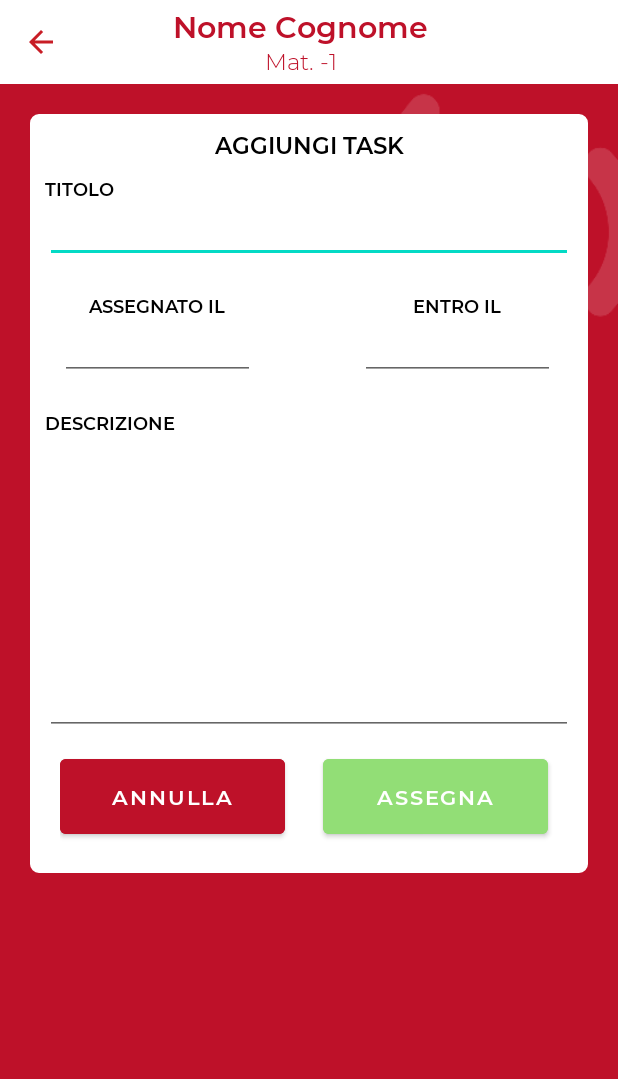
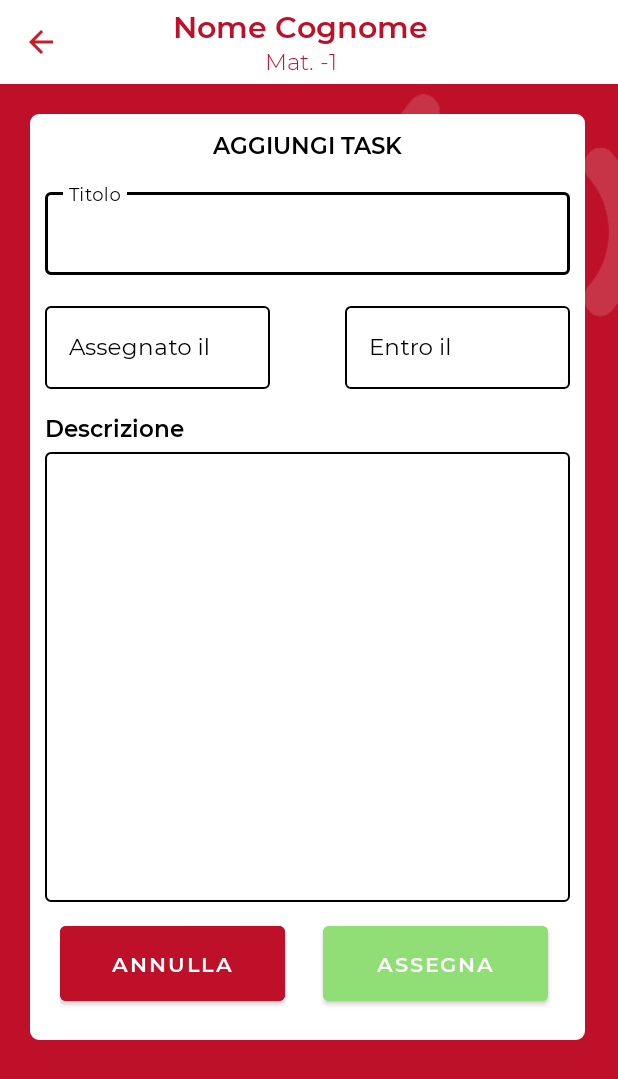
Before and after one commit to davideuez/UniStage, an Android app: the AggiungiTask screen opened directly, with no data from a screen before it, on a phone screen of 412 x 824 dp. Shown: the top 1079 px of the screen. Run offline under Robolectric (Android 15) with nearby library versions, the phone set to English and light mode, and no system bars; our stand-ins replace Firebase (no records; nobody signed in at launch, a user with empty details on screens opened directly); 2 statements that could not run were skipped.

Commit message:
Modifica aggiungi task (stile uguale ad aggiungi tirocinio) + modifica button

```diff
--- a/app/src/main/res/layout/activity_aggiungi_task.xml
+++ b/app/src/main/res/layout/activity_aggiungi_task.xml
@@ -69,124 +69,117 @@
             android:layout_height="match_parent"
             android:orientation="vertical"
             android:padding="20dp">
+
             <LinearLayout
-                android:layout_width="match_parent"
+                android:layout_width="370dp"
                 android:layout_height="wrap_content"
                 android:background="@drawable/rounded_corners"
                 android:orientation="vertical"
                 android:padding="10dp">
-                <TextView
-                    android:layout_width="match_parent"
-                    android:layout_height="wrap_content"
-                    android:layout_gravity="center"
-                    android:gravity="center"
-                    android:textSize="15dp"
-                    android:textColor="@color/colorBlack"
-                    android:text="AGGIUNGI TASK"
-                    android:fontFamily="@font/montserrat_semibold"/>
 
                 <TextView
                     android:layout_width="match_parent"
                     android:layout_height="wrap_content"
                     android:layout_gravity="center"
-                    android:layout_marginTop="10dp"
                     android:fontFamily="@font/montserrat_semibold"
-                    android:text="TITOLO"
+                    android:gravity="center"
+                    android:text="AGGIUNGI TASK"
                     android:textColor="@color/colorBlack"
-                    android:textSize="12dp" />
+                    android:textSize="15dp" />
 
-                <EditText
-                    android:id="@+id/titolo_new_task"
+                <com.google.android.material.textfield.TextInputLayout
+                    style="@style/NewStageInput"
                     android:layout_width="match_parent"
                     android:layout_height="wrap_content"
-                    android:enabled="true"
-                    android:layout_gravity="center"
-                    android:gravity="left"
-                    android:textSize="15dp"
-                    android:textColor="@color/colorBlack"
-                    android:fontFamily="@font/montserrat_regular"/>
+                    android:layout_marginTop="15dp"
+                    android:hint="Titolo"
+                    android:textColorHint="@color/colorBlack"
+                    app:hintTextColor="@color/colorBlack"
+                    app:suffixTextColor="@color/colorBlack">
+
+                    <com.google.android.material.textfield.TextInputEditText
+                        android:id="@+id/titolo_new_task"
+                        android:layout_width="match_parent"
+                        android:layout_height="wrap_content"
+                        android:layout_marginTop="10dp"
+                        android:fontFamily="@font/montserrat_regular"
+                        android:textColor="@color/colorBlack"
+                        android:textSize="15dp" />
+                </com.google.android.material.textfield.TextInputLayout>
 
                 <LinearLayout
                     android:layout_width="match_parent"
                     android:layout_height="wrap_content"
                     android:orientation="horizontal">
 
-                    <LinearLayout
+                    <com.google.android.material.textfield.TextInputLayout
+                        style="@style/NewStageInput"
                         android:layout_width="150dp"
                         android:layout_height="wrap_content"
-                        android:orientation="vertical"
-                        android:padding="10dp">
-                        <TextView
-                            android:layout_width="match_parent"
-                            android:layout_height="wrap_content"
-                            android:layout_gravity="center"
-                            android:layout_marginTop="10dp"
-                            android:fontFamily="@font/montserrat_semibold"
-                            android:gravity="center"
-                            android:text="ASSEGNATO IL"
-                            android:textColor="@color/colorBlack"
-                            android:textSize="12dp" />
+                        android:layout_marginTop="15dp"
+                        android:hint="Assegnato il"
+                        android:textColorHint="@color/colorBlack"
+                        app:hintTextColor="@color/colorBlack">
 
-                        <EditText
+                        <com.google.android.material.textfield.TextInputEditText
                             android:id="@+id/assegnatoIl_new_task"
                             android:layout_width="match_parent"
                             android:layout_height="wrap_content"
-                            android:layout_gravity="center"
-                            android:enabled="true"
+                            android:layout_marginTop="10dp"
                             android:fontFamily="@font/montserrat_regular"
-                            android:gravity="center"
                             android:textColor="@color/colorBlack"
                             android:textSize="15dp" />
-                    </LinearLayout>
-                    <LinearLayout
+                    </com.google.android.material.textfield.TextInputLayout>
+
+                    <com.google.android.material.textfield.TextInputLayout
+                        style="@style/NewStageInput"
                         android:layout_width="150dp"
                         android:layout_height="wrap_content"
-                        android:orientation="vertical"
-                        android:padding="10dp"
-                        android:layout_marginLeft="50dp">
-                        <TextView
-                            android:layout_width="match_parent"
-                            android:layout_height="wrap_content"
-                            android:layout_gravity="center"
-                            android:layout_marginTop="10dp"
-                            android:fontFamily="@font/montserrat_semibold"
-                            android:gravity="center"
-                            android:text="ENTRO IL"
-                            android:textColor="@color/colorBlack"
-                            android:textSize="12dp" />
+                        android:layout_marginLeft="50dp"
+                        android:layout_marginTop="15dp"
+                        android:hint="Entro il"
+                        android:textColorHint="@color/colorBlack"
+                        app:hintTextColor="@color/colorBlack">
 
-                        <EditText
+                        <com.google.android.material.textfield.TextInputEditText
                             android:id="@+id/entroIl_new_task"
                             android:layout_width="match_parent"
                             android:layout_height="wrap_content"
-                            android:layout_gravity="center"
-                            android:enabled="true"
+                            android:layout_marginTop="10dp"
                             android:fontFamily="@font/montserrat_regular"
-                            android:gravity="center"
                             android:textColor="@color/colorBlack"
                             android:textSize="15dp" />
-                    </LinearLayout>
+                    </com.google.android.material.textfield.TextInputLayout>
                 </LinearLayout>
+
                 <TextView
                     android:layout_width="match_parent"
                     android:layout_height="wrap_content"
                     android:layout_gravity="center"
-                    android:layout_marginTop="10dp"
+                    android:layout_marginTop="15dp"
                     android:fontFamily="@font/montserrat_semibold"
-                    android:text="DESCRIZIONE"
+                    android:gravity="left"
+                    android:text="Descrizione"
                     android:textColor="@color/colorBlack"
-                    android:textSize="12dp" />
+                    android:textSize="15dp" />
 
-                <EditText
-                    android:id="@+id/descrizione_new_task"
+                <com.google.android.material.textfield.TextInputLayout
+                    style="@style/NewStageInput"
                     android:layout_width="match_parent"
-                    android:layout_height="200dp"
-                    android:enabled="true"
-                    android:layout_gravity="center"
-                    android:gravity="left"
-                    android:textSize="15dp"
-                    android:textColor="@color/colorBlack"
-                    android:fontFamily="@font/montserrat_regular"/>
+                    android:layout_height="wrap_content"
+                    android:textAlignment="textStart"
+                    android:textColorHint="@color/colorBlack">
+
+                    <com.google.android.material.textfield.TextInputEditText
+                        android:id="@+id/descrizione_new_task"
+                        android:layout_width="match_parent"
+                        android:layout_height="300dp"
+                        android:layout_marginTop="5dp"
+                        android:fontFamily="@font/montserrat_regular"
+                        android:gravity="start"
+                        android:textColor="@color/colorBlack"
+                        android:textSize="15dp" />
+                </com.google.android.material.textfield.TextInputLayout>
 
                 <LinearLayout
                     android:layout_width="match_parent"
@@ -220,9 +213,7 @@
                         android:textColor="#FFFFFF" />
 
                 </LinearLayout>
-
             </LinearLayout>
-
         </FrameLayout>
     </LinearLayout>
 </androidx.constraintlayout.widget.ConstraintLayout>
--- a/app/src/main/res/layout/activity_modifica_task.xml
+++ b/app/src/main/res/layout/activity_modifica_task.xml
@@ -191,30 +191,33 @@
                         android:background="#00FFFFFF"
                         app:srcCompat="@drawable/elimina_task"
                         android:layout_marginLeft="100dp"/>
+
                     <LinearLayout
                         android:layout_width="match_parent"
                         android:layout_height="wrap_content"
                         android:orientation="horizontal"
                         android:padding="10dp">
+
                         <Button
-                            android:id="@+id/annulla_tirocinio_nuovo"
+                            android:id="@+id/annulla_modifica_task"
                             android:layout_width="150dp"
                             android:layout_height="46dp"
                             android:layout_gravity="center"
-                            android:background="@drawable/rounded_corners"
+                            android:backgroundTint="@color/red"
                             android:fontFamily="@font/montserrat_semibold"
                             android:text="annulla"
-                            android:textColor="#7E191B" />
+                            android:textColor="@color/colorWhite" />
+
                         <Button
-                            android:id="@+id/inoltra_tirocinio_nuovo"
+                            android:id="@+id/inoltra_modifica_task"
                             android:layout_width="150dp"
-                            android:layout_height="46dp"
+                            android:layout_height="match_parent"
                             android:layout_gravity="center"
-                            android:layout_marginLeft="25dp"
-                            android:background="@drawable/rounded_corners"
+                            android:layout_marginLeft="30dp"
+                            android:backgroundTint="#287233"
                             android:fontFamily="@font/montserrat_semibold"
-                            android:text="salva"
-                            android:textColor="#287233" />
+                            android:text="inoltra"
+                            android:textColor="@color/colorWhite" />
                     </LinearLayout>
                 </LinearLayout>
             </FrameLayout>
```
